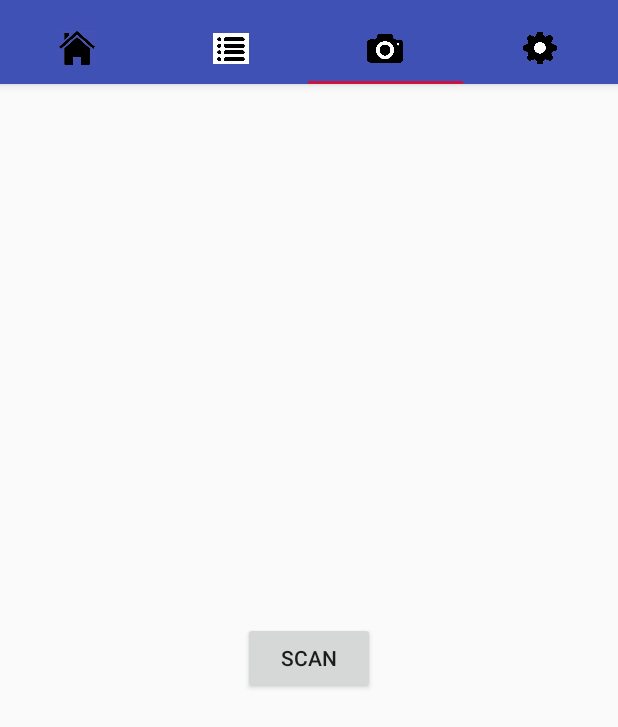
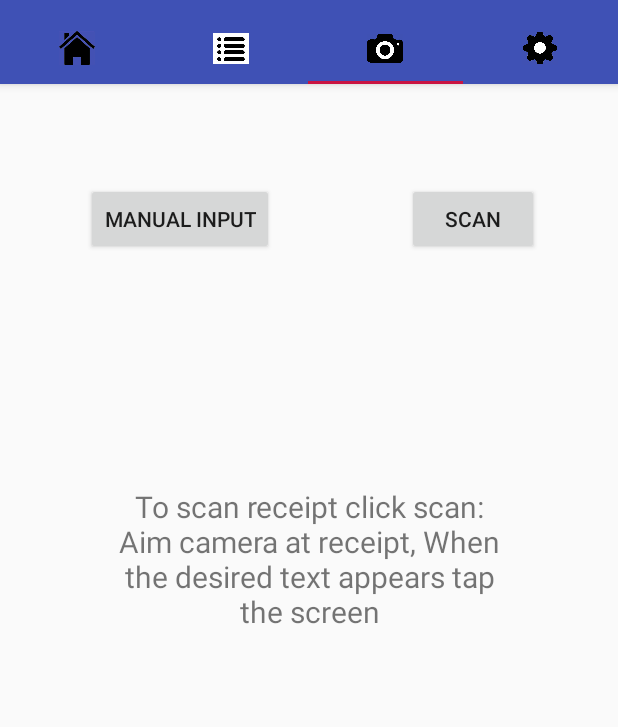
Before and after one commit to EricPrits/Group34, an Android app: the screen it shows after launch (MainActivity), tab 3 chosen, on a phone screen of 412 x 824 dp. Shown: the top 727 px of the screen. Run offline under Robolectric (Android 15) with nearby library versions, the phone set to English and light mode, and no system bars.

Commit message:
Worked on settings tab list
Added additional foods list, as well as all dialog and xmls needed

```diff
--- /dev/null
+++ b/CapStone/app/src/main/java/a498/capstone/AdditionalFoodsAdapter.java
@@ -0,0 +1,112 @@
+package a498.capstone;
+
+import android.content.Context;
+import android.text.Editable;
+import android.text.TextWatcher;
+import android.view.LayoutInflater;
+import android.view.View;
+import android.view.ViewGroup;
+import android.widget.BaseAdapter;
+import android.widget.EditText;
+
+import java.util.ArrayList;
+
+/**
+ * Created by Eric on 2018-02-10.
+ */
+
+public class AdditionalFoodsAdapter extends BaseAdapter{
+    private LayoutInflater mInflater;
+    public ArrayList<String> list;
+    Context thisContext;
+    EditText itemView;
+
+    public AdditionalFoodsAdapter(Context context, ArrayList<String> receipt) {
+        list=receipt;
+        thisContext=context;
+    }
+
+    public int getCount() {
+        return list.size();
+    }
+
+    public String getItem(int position) {
+        String result= list.get(position);
+        return result;
+    }
+    public ArrayList<String> getList(int position){
+        return list;
+    }
+
+    public void deleteItem(String name) {
+        for(int i=0; i<list.size();i++)
+        {
+            if(list.get(i)==name) {
+                list.remove(i);
+                break;
+            }
+        }
+
+    }
+    public void addBlank(){
+        String temp= "";
+        list.add(0,temp);
+    }
+
+    public long getItemId(int position) {
+        return position;
+    }
+
+    public View getView(final int position, View convertView, ViewGroup parent){
+
+        final ViewHolder holder;
+        if (convertView == null) {
+
+            holder = new ViewHolder();
+            convertView = LayoutInflater.from(thisContext).inflate(R.layout.additionalfood_list_layout, parent, false);
+            holder.itemText = (EditText) convertView.findViewById(R.id.item_entry);
+
+            convertView.setTag(holder);
+
+        } else {
+
+            holder = (ViewHolder) convertView.getTag();
+        }
+
+        itemView = (EditText) convertView.findViewById(R.id.item_entry);
+
+        holder.ref = position;
+
+        itemView.setText(list.get(position));
+
+        holder.itemText.setText(list.get(position));
+        holder.itemText.addTextChangedListener(new TextWatcher() {
+
+            @Override
+            public void onTextChanged(CharSequence arg0, int arg1, int arg2, int arg3) {
+                // TODO Auto-generated method stub
+
+            }
+
+            @Override
+            public void beforeTextChanged(CharSequence arg0, int arg1, int arg2,
+                                          int arg3) {
+                // TODO Auto-generated method stub
+
+            }
+
+            @Override
+            public void afterTextChanged(Editable arg0) {
+                // TODO Auto-generated method stub
+                String result=arg0.toString();
+                list.set(holder.ref,result);
+            }
+        });
+
+        return convertView;
+    }
+    private class ViewHolder {
+        EditText itemText;
+        int ref;
+    }
+}
--- a/CapStone/app/src/main/java/a498/capstone/MainActivity.java
+++ b/CapStone/app/src/main/java/a498/capstone/MainActivity.java
@@ -114,6 +114,12 @@ public class MainActivity extends AppCompatActivity  {
         startActivity(intent);
     }
 
+    public void manualAddReceipt(View view){
+        Intent intent = new Intent(view.getContext(), ParseReceipt.class);
+        intent.putExtra("launchType", "manual");
+        startActivity(intent);
+    }
+
     /**
      * A {@link FragmentPagerAdapter} that returns a fragment corresponding to
      * one of the sections/tabs/pages.
--- a/CapStone/app/src/main/java/a498/capstone/SettingsTab.java
+++ b/CapStone/app/src/main/java/a498/capstone/SettingsTab.java
@@ -1,21 +1,57 @@
 package a498.capstone;
 
+import android.support.v4.app.DialogFragment;
 import android.support.v4.app.Fragment;
 import android.os.Bundle;
 import android.view.LayoutInflater;
 import android.view.View;
 import android.view.ViewGroup;
+import android.widget.AdapterView;
+import android.widget.ListView;
+
+import java.util.ArrayList;
 
 /**
  * Created by patrickgibson on 2017-11-28.
  */
 
-public class SettingsTab extends Fragment {
-
+public class SettingsTab extends Fragment implements AdditionalFoodsDeleteDialog.AdditionalFoodsDeleteDialogListener {
+    Receipt_dbAdapter receipt_db;
+    AdditionalFoodsAdapter myAdapter;
+    ArrayList<String> list;
     @Override
     public View onCreateView(LayoutInflater inflater, ViewGroup container,
                              Bundle savedInstanceState) {
         View rootView = inflater.inflate(R.layout.settings_tab, container, false);
+        list = new ArrayList<String>();
+        receipt_db = new Receipt_dbAdapter(getContext());
+        list =receipt_db.getAdditionalFoods();
+
+        ListView listView = rootView.findViewById(R.id.additionalFoodsList);
+        myAdapter = new AdditionalFoodsAdapter(getContext(), list);
+        listView.setAdapter(myAdapter);
+
+        listView.setOnItemLongClickListener(new ListView.OnItemLongClickListener() {
+            @Override
+            public boolean onItemLongClick(AdapterView<?> parent, View view, int position, long id){
+                String row= (String)parent.getItemAtPosition(position);
+                Bundle bundle = new Bundle();
+                bundle.putString("Name", row);
+
+                AdditionalFoodsDeleteDialog dialog = new AdditionalFoodsDeleteDialog();
+                dialog.setArguments(bundle);
+                dialog.setTargetFragment(SettingsTab.this, 300);
+                String tag = "AddtionalFoodsDeleteDialog";
+                dialog.show(getFragmentManager(), tag);
+                return true;
+            }
+        });
+
         return rootView;
     }
+    public void onDialogNegativeClick(DialogFragment dialog) {
+        String name = dialog.getArguments().getString("Name");
+        myAdapter.deleteItem(name);
+        myAdapter.notifyDataSetChanged();
+    }
 }
--- a/CapStone/app/src/main/res/layout/capture_tab.xml
+++ b/CapStone/app/src/main/res/layout/capture_tab.xml
@@ -5,19 +5,6 @@
     android:layout_width="match_parent"
     android:layout_height="match_parent"
     tools:context="a498.capstone.MainActivity$PlaceholderFragment">
-
-    <TextView
-        android:id="@+id/section_label"
-        android:layout_width="wrap_content"
-        android:layout_height="wrap_content"
-        android:layout_marginBottom="@dimen/activity_vertical_margin"
-        android:layout_marginEnd="@dimen/activity_horizontal_margin"
-        android:layout_marginStart="@dimen/activity_horizontal_margin"
-        android:layout_marginTop="@dimen/activity_vertical_margin"
-        app:layout_constraintLeft_toLeftOf="parent"
-        app:layout_constraintTop_toTopOf="@+id/constraintLayout"
-        tools:layout_constraintLeft_creator="1"
-        tools:layout_constraintTop_creator="1" />
 
     <Button
         android:id="@+id/button3"
@@ -27,8 +14,35 @@
         android:text="Scan"
         app:layout_constraintBottom_toBottomOf="parent"
         app:layout_constraintEnd_toEndOf="parent"
+        app:layout_constraintHorizontal_bias="0.838"
         app:layout_constraintStart_toStartOf="parent"
         app:layout_constraintTop_toTopOf="parent"
-        app:layout_constraintVertical_bias="0.498" />
+        app:layout_constraintVertical_bias="0.092" />
+
+    <Button
+        android:id="@+id/manualInput"
+        android:layout_width="wrap_content"
+        android:layout_height="wrap_content"
+        android:onClick="manualAddReceipt"
+        android:text="Manual Input"
+        app:layout_constraintBottom_toBottomOf="parent"
+        app:layout_constraintEnd_toEndOf="parent"
+        app:layout_constraintHorizontal_bias="0.2"
+        app:layout_constraintStart_toStartOf="parent"
+        app:layout_constraintTop_toTopOf="parent"
+        app:layout_constraintVertical_bias="0.092" />
+
+    <TextView
+        android:id="@+id/textView5"
+        android:layout_width="270dp"
+        android:layout_height="169dp"
+        android:text="To scan receipt click scan: Aim camera at receipt, When the desired text appears tap the screen"
+        android:textAlignment="center"
+        android:textSize="20sp"
+        app:layout_constraintBottom_toBottomOf="parent"
+        app:layout_constraintEnd_toEndOf="parent"
+        app:layout_constraintStart_toStartOf="parent"
+        app:layout_constraintTop_toBottomOf="@+id/button3"
+        app:layout_constraintVertical_bias="0.318" />
 
 </android.support.constraint.ConstraintLayout>
```
Also changed, not shown: CapStone/app/src/main/java/a498/capstone/AdditionalFoodsDeleteDialog.java (added, +60 -0 lines), CapStone/app/src/main/java/a498/capstone/ParseReceipt.java (+10 -5 lines), CapStone/app/src/main/res/layout/additionalfood_list_layout.xml (added, +15 -0 lines), CapStone/app/src/main/res/layout/settings_tab.xml (+7 -0 lines).
